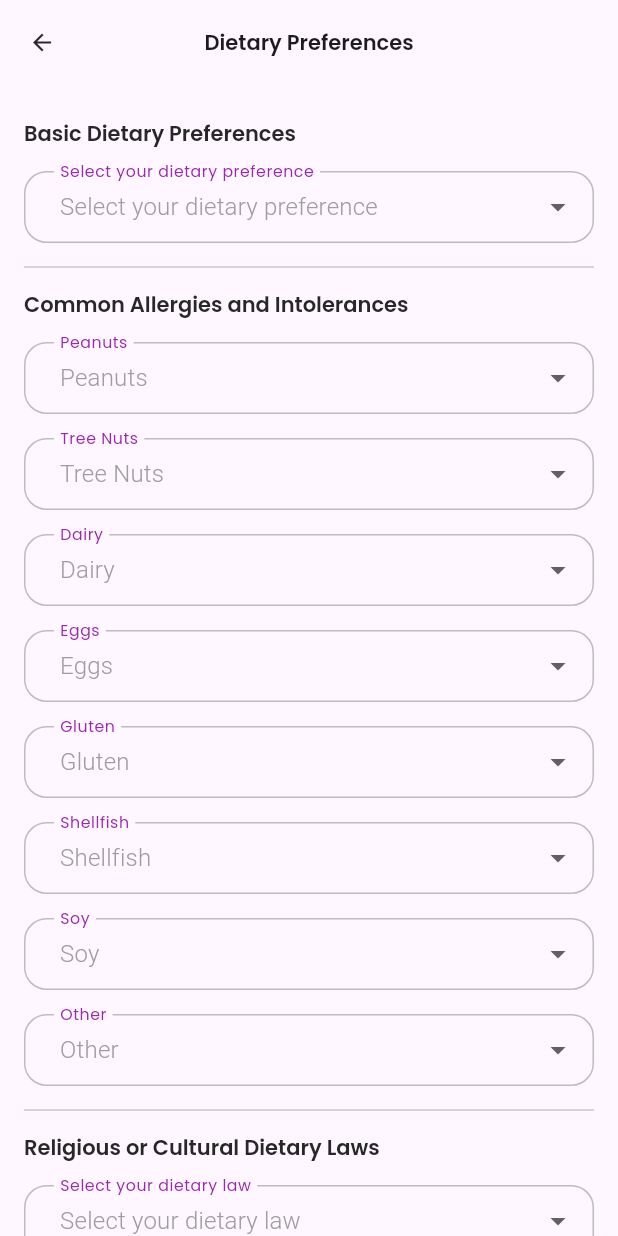
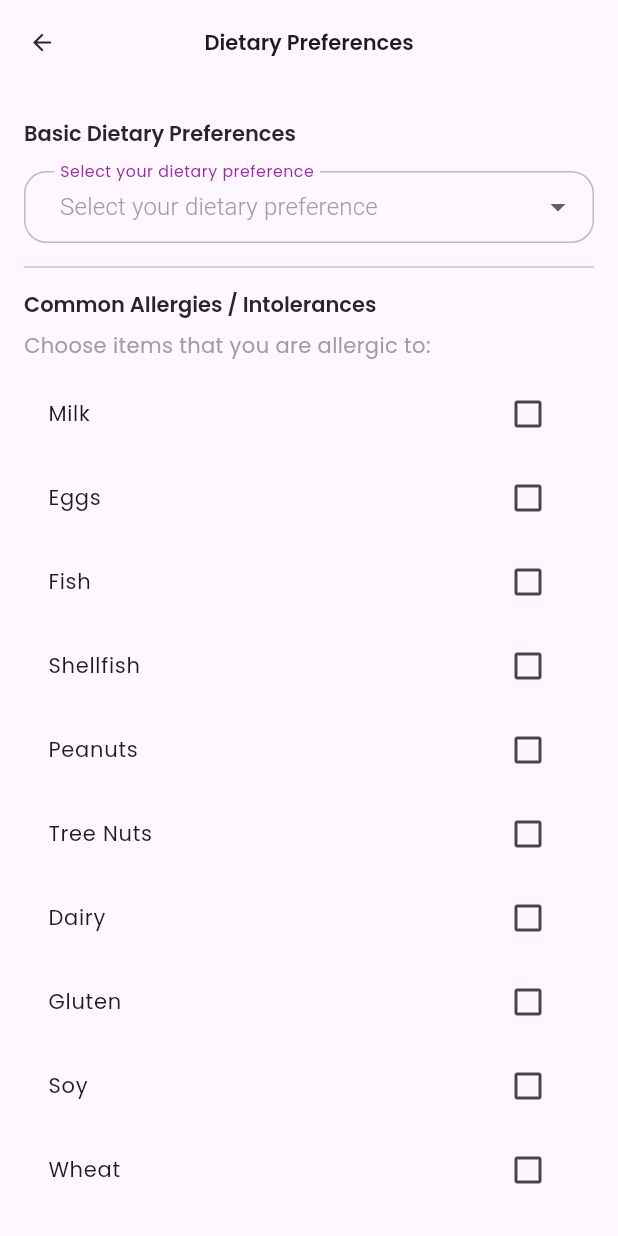
Before and after one commit to aneangel/slugNutrition, a Flutter app: the DietaryPreferencesForm screen opened directly, on a phone screen of 412 x 824 dp. Run offline on Flutter 3.47's test engine with Material 3 defaults, Android fonts, the phone set to English and light mode, and no system bars; our stand-ins replace cloud_firestore, firebase_auth, firebase_core, flutter_native_splash, flutter_otp_text_field, get and 7 more; missing offline and left inert: flutter_facebook_auth; accounts and stored records are empty.

Commit message:
Edited dietary preferences form and linked BMI screen to the profile section

```diff
--- a/lib/src/features/core/screens/profile/dietary_preferences/dietary_preferences_form.dart
+++ b/lib/src/features/core/screens/profile/dietary_preferences/dietary_preferences_form.dart
@@ -19,13 +19,18 @@ class _DietaryPreferencesFormState extends State<DietaryPreferencesForm> {
   final _formKey = GlobalKey<FormState>();
   String _selectedDietaryRestriction = 'None'; // Added for dropdown
   final Map<String, bool> _allergies = {
+    'Milk': false,
+    'Eggs': false,
+    'Fish': false,
+    'Shellfish': false,
     'Peanuts': false,
     'Tree Nuts': false,
     'Dairy': false,
-    'Eggs': false,
     'Gluten': false,
-    'Shellfish': false,
     'Soy': false,
+    'Wheat': false,
+    'Sesame': false,
+    'Alcohol': false,
     'Other': false,
   };
 
@@ -37,12 +42,37 @@ class _DietaryPreferencesFormState extends State<DietaryPreferencesForm> {
     'Low-Fat': false,
     'Sugar-Free': false,
     'High-Protein': false,
+    'Gluten Friendly': false,
+  };
+
+  // Food Dislike/Avoid
+  final Map<String, bool> _dislikes = {
+    'Pork': false,
+    'Beef': false,
+    'Halal': false,
+    'Chicken': false,
+    'Vegan': false,
+    "Vegetarian": false,
+    'Milk': false,
+    'Eggs': false,
+    'Fish': false,
+    'Shellfish': false,
+    'Peanuts': false,
+    'Tree Nuts': false,
+    'Dairy': false,
+    'Gluten': false,
+    'Soy': false,
+    'Wheat': false,
+    'Sesame': false,
+    'Alcohol': false,
     'Other': false,
   };
 
   bool _showOtherAllergyTextField = false;
   String _otherAllergy = '';
   String _dietaryLaws = 'None';
+  bool _showOtherDislikeTextField = false;
+  String _otherDislike = '';
   bool _showOtherDietaryLawsTextField = false;
   bool _showOtherAdditionalPreferencesTextField = false;
   String _otherDietaryLaw = '';
@@ -159,90 +189,60 @@ class _DietaryPreferencesFormState extends State<DietaryPreferencesForm> {
 
   Widget _buildAllergiesSection() {
     List<Widget> children = [];
+    children.add(Padding(
+      padding: const EdgeInsets.only(bottom: 8.0), // Add some space below the hint
+      child: Text(
+        "Choose items that you are allergic to: ",
+        style: TextStyle(color: Colors.grey), // Make the hint text grey
+      ),
+    )); // Start the children list with the hint.
+
     _allergies.entries.forEach((entry) {
-      children.add(
-          Column(
-            crossAxisAlignment: CrossAxisAlignment.start,
-            children: [
-              SizedBox(height: 8), // Space before the dropdown
-              DropdownButtonFormField<String>(
-                decoration: InputDecoration(
-                  labelText: entry.key, // This will be shown as a floating label
-                  contentPadding: EdgeInsets.symmetric(vertical: 10.0, horizontal: 20.0),
-                  border: OutlineInputBorder(borderRadius: BorderRadius.circular(15.0)),
-                  enabledBorder: OutlineInputBorder(
-                    borderRadius: BorderRadius.circular(15.0),
-                    borderSide: BorderSide(color: Colors.grey.shade400),
-                  ),
-                  focusedBorder: OutlineInputBorder(
-                    borderRadius: BorderRadius.circular(15.0),
-                    borderSide: BorderSide(color: Colors.purple),
-                  ),
-                  floatingLabelStyle: TextStyle(color: Colors.purple),
-                  floatingLabelBehavior: FloatingLabelBehavior.always,
-                ),
-                // The value is always null so the hint is displayed
-                value: null,
-                hint: Text(
-                  entry.key,
-                  style: TextStyle(
-                    color: Colors.grey.shade500, // Lighter text color
-                    fontWeight: FontWeight.w300, // Thinner font weight
-                  ),
-                ),
-                onChanged: (String? newValue) {
+      children.add(CheckboxListTile(
+        title: Text(entry.key),
+        value: entry.value,
+        onChanged: (bool? newValue) {
           setState(() {
-                    _allergies[entry.key] = newValue == "Yes";
+            _allergies[entry.key] = newValue!;
             if (entry.key == 'Other') {
-                      _showOtherAllergyTextField = newValue == "Yes";
+              _showOtherAllergyTextField = newValue!;
             }
           });
         },
-                items: ['Yes', 'No'].map((String value) {
-                  return DropdownMenuItem<String>(
-                    value: value,
-                    child: Text(value),
-                  );
-                }).toList(),
-              ),
-              SizedBox(height: 8), // Space after the dropdown
-            ],
-          )
-      );
+      ));
     });
 
     if (_showOtherAllergyTextField) {
-      children.add(
-        Column(
-          crossAxisAlignment: CrossAxisAlignment.start,
-          children: [
-            SizedBox(height: 2), // Space before the "Other" text field
-            TextFormField(
+      children.add(TextFormField(
         key: const Key('otherAllergyField'),
         decoration: const InputDecoration(labelText: 'Specify other allergies'),
-              onChanged: (value) => setState(() => _otherAllergy = value),
-            ),
-            SizedBox(height: 8), // Space after the "Other" text field
-          ],
-        ),
-      );
+        onChanged: (value) {
+          setState(() {
+            _otherAllergy = value;
+          });
+        },
+      ));
+      children.add(SizedBox(height: 8));
     }
 
-    return _buildSectionCard(title: 'Common Allergies and Intolerances', children: children);
+    return _buildSectionCard(title: 'Common Allergies / Intolerances', children: children);
   }
+
+
+
 
 
 //---------------------[WIDGET]:RELIGIOUS/CULTURAL LAWS-----------------------
 
 
   Widget _buildReligiousCulturalSection() {
-    List<String> dietaryLawsOptions = ['None', 'Halal', 'Kosher', 'Other'];
+    List<String> dietaryLawsOptions = ['None', 'Halal', 'Kosher'];
     String? _selectedDietaryLaw; // Ensure this is null initially
 
     return _buildSectionCard(
       title: 'Religious or Cultural Dietary Laws',
       children: [
-        SizedBox(height: 8),
+        SizedBox(height: 2),
         DropdownButtonFormField<String>(
           decoration: InputDecoration(
             // Use labelText for the floating label that appears when the dropdown is interacted with
@@ -268,7 +268,6 @@ class _DietaryPreferencesFormState extends State<DietaryPreferencesForm> {
           onChanged: (String? newValue) {
             setState(() {
               _selectedDietaryLaw = newValue;
-              _showOtherDietaryLawsTextField = newValue == 'Other';
             });
           },
           items: dietaryLawsOptions.map<DropdownMenuItem<String>>((String value) {
@@ -279,18 +278,6 @@ class _DietaryPreferencesFormState extends State<DietaryPreferencesForm> {
           }).toList(),
         ),
         SizedBox(height: 8),
-        if (_showOtherDietaryLawsTextField)
-          Column(
-            children: [
-              SizedBox(height: 4), // Add gap before the text field
-              TextFormField(
-                key: const Key('otherDietaryLawField'),
-                decoration: const InputDecoration(labelText: 'Please specify'),
-                onChanged: (value) => _otherDietaryLaw = value,
-              ),
-              SizedBox(height: 8), // Space after the text field
-            ],
-          ),
       ],
     );
   }
@@ -300,93 +287,113 @@ class _DietaryPreferencesFormState extends State<DietaryPreferencesForm> {
 
 
   Widget _buildAdditionalPreferencesSection() {
-    List<Widget> children = _preferences.keys.map((String key) {
-      return Column(
-        crossAxisAlignment: CrossAxisAlignment.start,
-        children: [
-          SizedBox(height: 8), // Space before the dropdown
-          DropdownButtonFormField<String>(
-            decoration: InputDecoration(
-              labelText: key,
-              contentPadding: EdgeInsets.symmetric(vertical: 10.0, horizontal: 20.0),
-              border: OutlineInputBorder(borderRadius: BorderRadius.circular(15.0)),
-              enabledBorder: OutlineInputBorder(borderRadius: BorderRadius.circular(15.0), borderSide: BorderSide(color: Colors.grey.shade400)),
-              focusedBorder: OutlineInputBorder(borderRadius: BorderRadius.circular(15.0), borderSide: BorderSide(color: Colors.purple)),
-              //floatingLabelStyle: TextStyle(color: Colors.purple),
-              //floatingLabelBehavior: FloatingLabelBehavior.always, // Ensures the label always floats
+    List<Widget> children = [];
+
+    // Add a subheading under the main title
+    children.add(Padding(
+      padding: const EdgeInsets.only(bottom: 8.0), // Add some space below the subheading
+      child: Text(
+        "Indicate any additional preferences:",
+        style: TextStyle(color: Colors.grey), // Customizing text color and possibly style
       ),
-            value: null, // The value is always null so the hint is displayed
-            hint: Text(key, style: TextStyle(color: Colors.grey.shade500, fontWeight: FontWeight.w300)), // Style for the hint
-            onChanged: (String? newValue) {
+    ));
+
+    // Generate CheckboxListTile for each preference
+    _preferences.keys.forEach((key) {
+      children.add(CheckboxListTile(
+        title: Text(key),
+        value: _preferences[key],
+        onChanged: (bool? value) {
           setState(() {
-                _preferences[key] = newValue == "Yes";
-                if (key == "Other") {
-                  _showOtherAdditionalPreferencesTextField = newValue == "Yes";
-                }
+            _preferences[key] = value!;
           });
         },
-            items: ['Yes', 'No'].map((String value) {
-              return DropdownMenuItem<String>(
-                value: value,
-                child: Text(value),
-              );
-            }).toList(),
-          ),
-          SizedBox(height: 8), // Space after the dropdown
-        ],
-      );
-    }).toList();
+        //controlAffinity: ListTileControlAffinity.leading, // Uncomment if you want the checkbox on the left side.
+      ));
+    });
 
-    // Check if the text field for "Other" preferences needs to be shown
-    if (_showOtherAdditionalPreferencesTextField) {
-      // Add a Column widget to wrap the TextFormField
-      children.add(
-        Column(
-          crossAxisAlignment: CrossAxisAlignment.start,
-          children: [
-            TextFormField(
-              key: Key('otherPreferencesField'),
-              decoration: InputDecoration(labelText: 'Specify other preferences'),
-              onChanged: (value) {
-                // Update your state to reflect the change
-              },
-            ),
-            SizedBox(height: 8), // Space after the text field
-          ],
-        ),
-      );
-    }
+    // No need for the "Other" option handling here since it's removed from the map.
 
     return _buildSectionCard(title: 'Additional Preferences', children: children);
   }
+
+
+
+
 
 
   //--------------------[WIDGET]:FOOD DISLIKES---------------------------
 
 
   Widget _buildFoodDislikesSection() {
-    return _buildSectionCard(
-      title: 'Food Dislikes',
-      children: [
-        TextFormField(
-          decoration: const InputDecoration(labelText: 'Foods you dislike or avoid'),
-          onChanged: (value) => setState(() => _foodDislikes = value),
+    List<Widget> children = [];
+
+    // Add a hint under the heading
+    children.add(Padding(
+      padding: const EdgeInsets.only(bottom: 8.0), // Add some space below the hint
+      child: Text(
+        "Choose items that you would like to avoid:",
+        style: TextStyle(color: Colors.grey), // Make the hint text grey
       ),
-      ],
-    );
+    ));
+
+    // Generate CheckboxListTile for each dislike
+    _dislikes.entries.forEach((entry) {
+      children.add(CheckboxListTile(
+        title: Text(entry.key),
+        value: entry.value,
+        onChanged: (bool? newValue) {
+          setState(() {
+            _dislikes[entry.key] = newValue!;
+            if (entry.key == 'Other') {
+              _showOtherDislikeTextField = newValue;
             }
+          });
+        },
+      ));
+    });
+
+    // Add TextFormField for "Other" if it's selected
+    if (_showOtherDislikeTextField) {
+      children.add(TextFormField(
+        key: const Key('otherDislikeField'),
+        decoration: const InputDecoration(labelText: 'Specify other dislikes'),
+        onChanged: (value) => setState(() => _otherDislike = value),
+      ));
+      children.add(SizedBox(height: 8,));
+    }
+
+    return _buildSectionCard(title: 'Food Dislikes', children: children);
+  }
+
 
 
   //---------------------------[WIDGET]:CONSENT SECTION------------------------
 
 
   Widget _buildConsentSection() {
-    return SwitchListTile(
-      title: const Text("I consent to the collection and use of my dietary preference information for meal planning purposes."),
+    return Container(
+      padding: EdgeInsets.symmetric(horizontal: 20, vertical: 10), // Adjust padding as needed
+      child: SwitchListTile(
+        title: Text(
+          "I consent to the collection and use of my dietary preference information for meal planning purposes.",
+          style: TextStyle(
+            color: Colors.grey.shade700,
+            fontSize: 11, // Adjust font size as needed
+          ),
+        ),
         value: _consent,
-      onChanged: (bool value) => setState(() => _consent = value),
+        onChanged: (bool value) {
+          setState(() => _consent = value);
+        },
+        activeColor: Colors.green, // Color when the switch is ON
+        inactiveThumbColor: Colors.grey.shade400, // Color when the switch is OFF
+        inactiveTrackColor: Colors.grey.shade300, // Track color when the switch is OFF
+      ),
     );
   }
+
+
 
 
 //---------------------------[WIDGET]:SUBMIT BUTTON--------------------------
@@ -396,23 +403,63 @@ class _DietaryPreferencesFormState extends State<DietaryPreferencesForm> {
     return Padding(
       padding: const EdgeInsets.symmetric(vertical: 16.0),
       child: Center(
+        child: Tooltip(
+          message: !_consent ? 'Please accept the terms and conditions to proceed' : '',
+          child: AnimatedContainer(
+            duration: Duration(milliseconds: 500), // Duration of the color transition
+            width: 220, // Increase the button width to avoid cutting out text
+            height: 60, // Increase the button height for a larger tap target
+            decoration: BoxDecoration(
+              borderRadius: BorderRadius.circular(30), // Rounded corners
+              color: _consent ? Colors.black : Colors.grey.shade200, // Dynamic background color based on `_consent`
+            ),
             child: ElevatedButton(
-          onPressed: _submitForm,
-          child: const Text('Save Preferences'),
+              style: ElevatedButton.styleFrom(
+                backgroundColor: Colors.transparent, // Make the button itself transparent to show the AnimatedContainer color
+                disabledForegroundColor: Colors.grey.shade200.withOpacity(0.38),
+                disabledBackgroundColor: Colors.grey.shade200.withOpacity(0.12), // Color when the button is disabled
+                shadowColor: Colors.transparent, // No shadow
+                shape: RoundedRectangleBorder(
+                  borderRadius: BorderRadius.circular(30), // Match the border radius of the AnimatedContainer
+                ),
+                padding: EdgeInsets.symmetric(vertical: 15.0, horizontal: 40.0), // Adjust padding to ensure text fits well
+              ),
+              onPressed: () {
+                if (_consent) {
+                  _submitForm();
+                } else {
+                  // Show a Snackbar if the consent is not given when the button is clicked
+                  ScaffoldMessenger.of(context).showSnackBar(
+                    SnackBar(content: Text('Please accept the terms and conditions to proceed')),
+                  );
+                }
+              },
+              child: Text(
+                'Save Preferences',
+                style: TextStyle(color: _consent ? Colors.white : Colors.grey.shade600, fontSize: 16), // Dynamic text color and size
+              ),
+            ),
+          ),
         ),
       ),
     );
   }
 
+
+
+  //----------------------[FUNCTION]:SUBMIT FORM-----------------------------
+
+
   void _submitForm() {
     if (_formKey.currentState!.validate()) {
       if (_consent) {
         ScaffoldMessenger.of(context).showSnackBar(
-          const SnackBar(content: Text('Preferences saved')),
+          SnackBar(content: Text('Preferences saved')),
         );
       } else {
+        // Show a more specific message when consent is not given
         ScaffoldMessenger.of(context).showSnackBar(
-          const SnackBar(content: Text('Please agree to the consent to proceed')),
+          SnackBar(content: Text('Please accept the terms and conditions to proceed')),
         );
       }
     }
--- a/lib/src/features/core/screens/profile/profile_screen.dart
+++ b/lib/src/features/core/screens/profile/profile_screen.dart
@@ -48,10 +48,11 @@ class ProfileScreen extends StatelessWidget {
               const SizedBox(height: 10),
 
               /// -- MENU
-              ProfileMenuWidget(title: "Forget/Update Password", icon: LineAwesomeIcons.key, onPress: () {}),
-              ProfileMenuWidget(title: "Update BMI", icon: LineAwesomeIcons.address_card, onPress: () => {}),
+              ProfileMenuWidget(title: "Update Password", icon: LineAwesomeIcons.key, onPress: () {}),
+              ProfileMenuWidget(title: "Update BMI", icon: LineAwesomeIcons.address_card, onPress: () => Get.to(() => BMICalculatorScreen())),
               ProfileMenuWidget(
                   title: "Update Dietary Preferences", icon: LineAwesomeIcons.utensils, onPress: () => Get.to(() => DietaryPreferencesForm())),
+              const SizedBox(height: 10),
               const Divider(),
               const SizedBox(height: 10),
               ProfileMenuWidget(title: "FAQs", icon: LineAwesomeIcons.question_circle, onPress: () {}),
```
Lines whose indentation alone changed are shown as unchanged.
